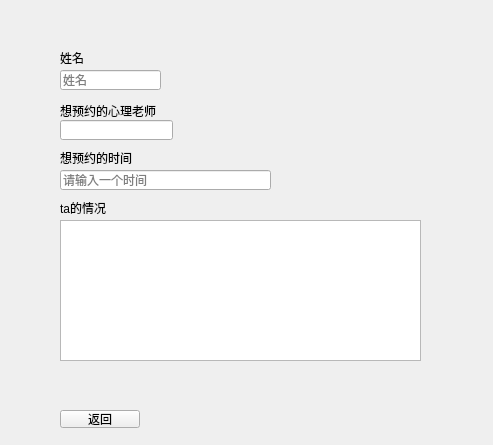
First picture: the form in tea/answer_mth.ui, repository 125055006/NewFoolLuoJia, before the edit.
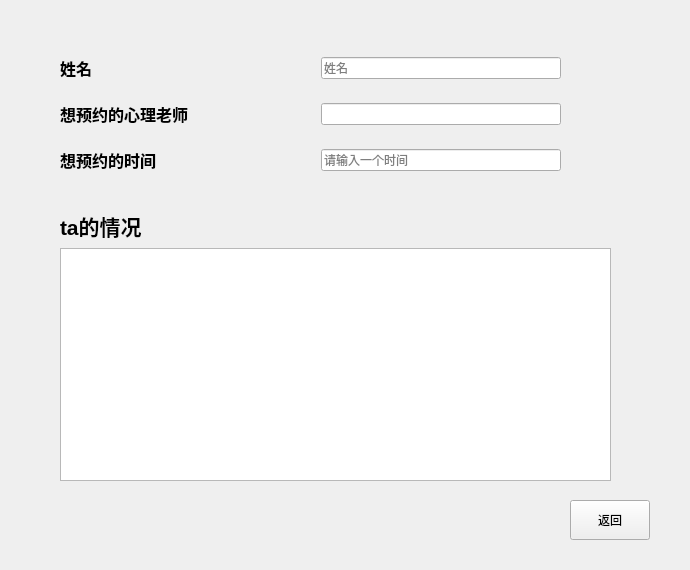
Second picture: the form after the edit.

Patch:
```diff
--- a/tea/answer_mth.ui
+++ b/tea/answer_mth.ui
@@ -6,123 +6,191 @@
    <rect>
     <x>0</x>
     <y>0</y>
-    <width>493</width>
-    <height>445</height>
+    <width>690</width>
+    <height>570</height>
    </rect>
   </property>
   <property name="windowTitle">
    <string>Form</string>
   </property>
-  <widget class="QLabel" name="label_3">
-   <property name="geometry">
-    <rect>
-     <x>60</x>
-     <y>200</y>
-     <width>241</width>
-     <height>16</height>
-    </rect>
-   </property>
-   <property name="text">
-    <string>ta的情况</string>
-   </property>
-  </widget>
   <widget class="QPushButton" name="Return">
    <property name="geometry">
     <rect>
-     <x>60</x>
-     <y>410</y>
+     <x>570</x>
+     <y>500</y>
      <width>80</width>
-     <height>18</height>
+     <height>40</height>
     </rect>
    </property>
    <property name="text">
     <string>返回</string>
    </property>
   </widget>
-  <widget class="QLineEdit" name="name">
+  <widget class="QWidget" name="">
    <property name="geometry">
     <rect>
      <x>60</x>
-     <y>70</y>
-     <width>101</width>
-     <height>20</height>
+     <y>210</y>
+     <width>551</width>
+     <height>271</height>
     </rect>
    </property>
-   <property name="placeholderText">
-    <string>姓名</string>
-   </property>
+   <layout class="QVBoxLayout" name="verticalLayout">
+    <item>
+     <widget class="QLabel" name="label_3">
+      <property name="font">
+       <font>
+        <pointsize>16</pointsize>
+        <bold>true</bold>
+       </font>
+      </property>
+      <property name="text">
+       <string>ta的情况</string>
+      </property>
+     </widget>
+    </item>
+    <item>
+     <widget class="QTextEdit" name="situation"/>
+    </item>
+   </layout>
   </widget>
-  <widget class="QLabel" name="label_2">
+  <widget class="QWidget" name="">
    <property name="geometry">
     <rect>
      <x>60</x>
-     <y>150</y>
-     <width>231</width>
-     <height>16</height>
+     <y>40</y>
+     <width>501</width>
+     <height>151</height>
     </rect>
    </property>
-   <property name="text">
-    <string>想预约的时间</string>
-   </property>
-  </widget>
-  <widget class="QLabel" name="label_4">
-   <property name="geometry">
-    <rect>
-     <x>60</x>
-     <y>50</y>
-     <width>101</width>
-     <height>16</height>
-    </rect>
-   </property>
-   <property name="text">
-    <string>姓名</string>
-   </property>
-  </widget>
-  <widget class="QTextEdit" name="situation">
-   <property name="geometry">
-    <rect>
-     <x>60</x>
-     <y>220</y>
-     <width>361</width>
-     <height>141</height>
-    </rect>
-   </property>
-  </widget>
-  <widget class="QLineEdit" name="time">
-   <property name="geometry">
-    <rect>
-     <x>60</x>
-     <y>170</y>
-     <width>211</width>
-     <height>20</height>
-    </rect>
-   </property>
-   <property name="placeholderText">
-    <string>请输入一个时间</string>
-   </property>
-  </widget>
-  <widget class="QLabel" name="label">
-   <property name="geometry">
-    <rect>
-     <x>60</x>
-     <y>100</y>
-     <width>151</width>
-     <height>21</height>
-    </rect>
-   </property>
-   <property name="text">
-    <string>想预约的心理老师</string>
-   </property>
-  </widget>
-  <widget class="QLineEdit" name="tea">
-   <property name="geometry">
-    <rect>
-     <x>60</x>
-     <y>120</y>
-     <width>113</width>
-     <height>20</height>
-    </rect>
-   </property>
+   <layout class="QVBoxLayout" name="verticalLayout_2">
+    <item>
+     <layout class="QHBoxLayout" name="horizontalLayout">
+      <item>
+       <widget class="QLabel" name="label_4">
+        <property name="font">
+         <font>
+          <pointsize>12</pointsize>
+          <bold>true</bold>
+         </font>
+        </property>
+        <property name="text">
+         <string>姓名</string>
+        </property>
+       </widget>
+      </item>
+      <item>
+       <spacer name="horizontalSpacer_2">
+        <property name="orientation">
+         <enum>Qt::Orientation::Horizontal</enum>
+        </property>
+        <property name="sizeHint" stdset="0">
+         <size>
+          <width>40</width>
+          <height>20</height>
+         </size>
+        </property>
+       </spacer>
+      </item>
+      <item>
+       <widget class="QLineEdit" name="name">
+        <property name="minimumSize">
+         <size>
+          <width>240</width>
+          <height>0</height>
+         </size>
+        </property>
+        <property name="placeholderText">
+         <string>姓名</string>
+        </property>
+       </widget>
+      </item>
+     </layout>
+    </item>
+    <item>
+     <layout class="QHBoxLayout" name="horizontalLayout_2">
+      <item>
+       <widget class="QLabel" name="label">
+        <property name="font">
+         <font>
+          <pointsize>12</pointsize>
+          <bold>true</bold>
+         </font>
+        </property>
+        <property name="text">
+         <string>想预约的心理老师</string>
+        </property>
+       </widget>
+      </item>
+      <item>
+       <spacer name="horizontalSpacer_3">
+        <property name="orientation">
+         <enum>Qt::Orientation::Horizontal</enum>
+        </property>
+        <property name="sizeHint" stdset="0">
+         <size>
+          <width>40</width>
+          <height>20</height>
+         </size>
+        </property>
+       </spacer>
+      </item>
+      <item>
+       <widget class="QLineEdit" name="tea">
+        <property name="minimumSize">
+         <size>
+          <width>240</width>
+          <height>0</height>
+         </size>
+        </property>
+       </widget>
+      </item>
+     </layout>
+    </item>
+    <item>
+     <layout class="QHBoxLayout" name="horizontalLayout_3">
+      <item>
+       <widget class="QLabel" name="label_2">
+        <property name="font">
+         <font>
+          <pointsize>12</pointsize>
+          <bold>true</bold>
+         </font>
+        </property>
+        <property name="text">
+         <string>想预约的时间</string>
+        </property>
+       </widget>
+      </item>
+      <item>
+       <spacer name="horizontalSpacer">
+        <property name="orientation">
+         <enum>Qt::Orientation::Horizontal</enum>
+        </property>
+        <property name="sizeHint" stdset="0">
+         <size>
+          <width>40</width>
+          <height>20</height>
+         </size>
+        </property>
+       </spacer>
+      </item>
+      <item>
+       <widget class="QLineEdit" name="time">
+        <property name="minimumSize">
+         <size>
+          <width>240</width>
+          <height>0</height>
+         </size>
+        </property>
+        <property name="placeholderText">
+         <string>请输入一个时间</string>
+        </property>
+       </widget>
+      </item>
+     </layout>
+    </item>
+   </layout>
   </widget>
  </widget>
  <resources/>
```
